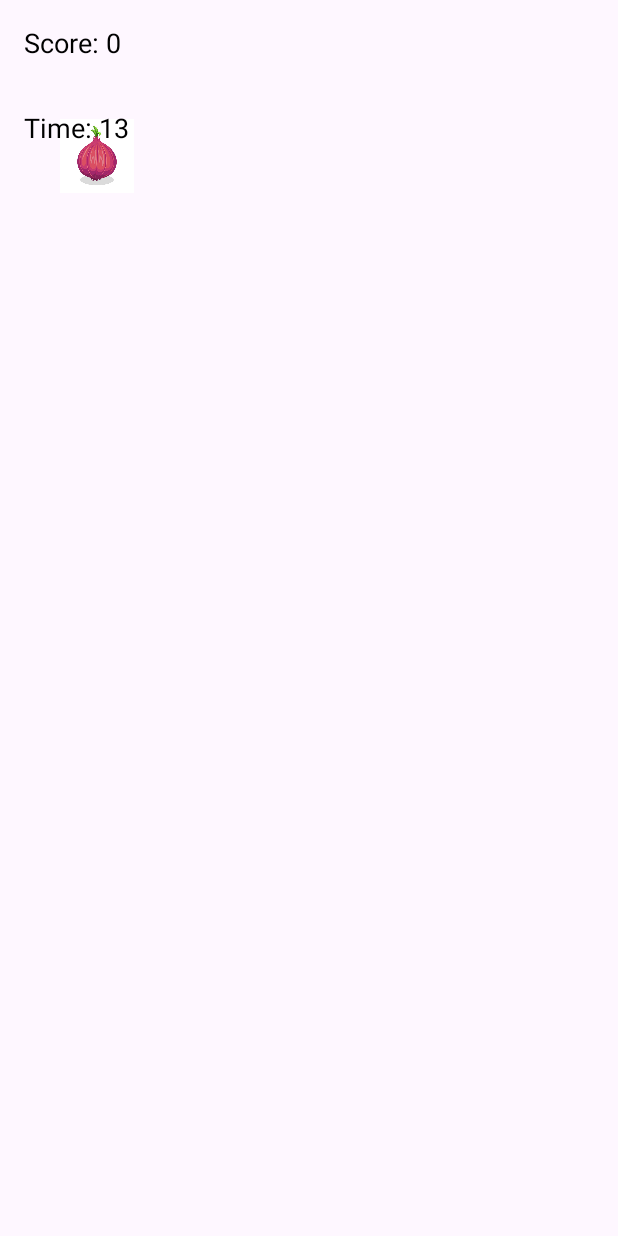
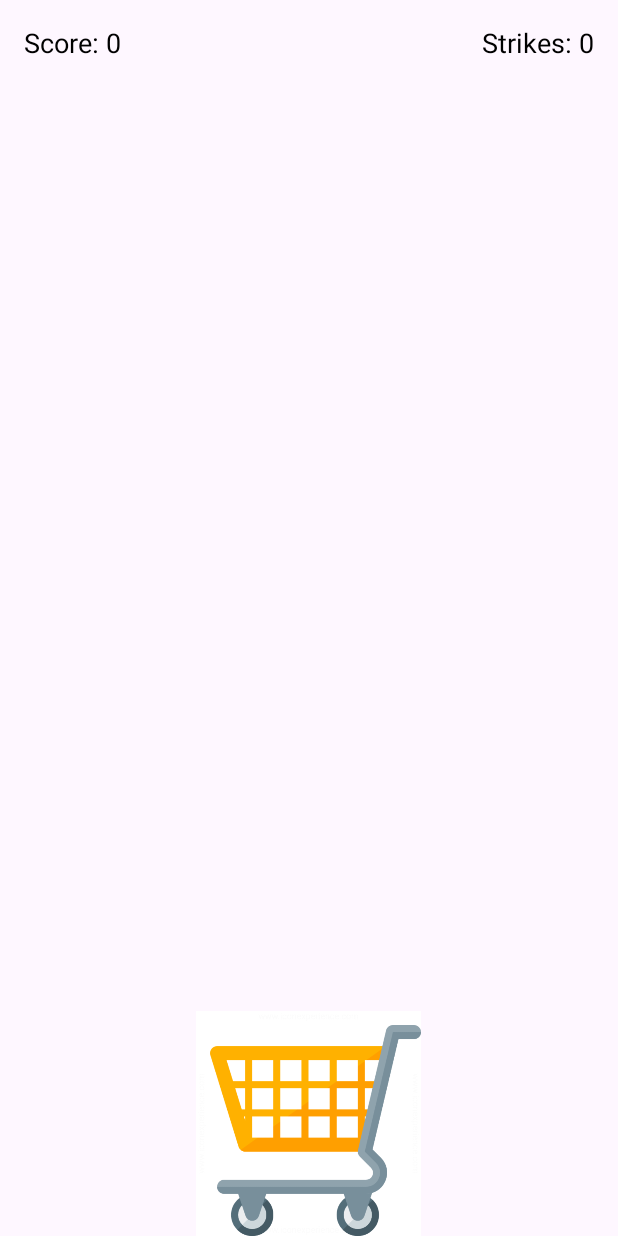
Before and after one commit to sebastian9654/MobileAppProject, an Android app: the GameLevelActivity screen opened directly, with no data from a screen before it, on a phone screen of 412 x 824 dp. Before the commit the screen is almost empty. Run offline under Robolectric (Android 15) with nearby library versions, the phone set to English and light mode, and no system bars.

Commit message:
New changes in level 1

```diff
--- a/app/src/main/java/com/example/project1/GameLevelActivity.java
+++ b/app/src/main/java/com/example/project1/GameLevelActivity.java
@@ -1,153 +1,155 @@
-// GameLevelActivity.java
 package com.example.project1;
 
 import android.os.Bundle;
-import android.os.CountDownTimer;
+import android.os.Handler;
+import android.view.MotionEvent;
 import android.view.View;
 import android.widget.ImageView;
+import android.widget.RelativeLayout;
 import android.widget.TextView;
+import android.widget.Toast;
+
 import androidx.appcompat.app.AppCompatActivity;
+
 import java.util.Random;
 
 public class GameLevelActivity extends AppCompatActivity {
+
+    private RelativeLayout gameLayout;
+    private ImageView basket;
+    private TextView scoreTextView;
+    private TextView strikesTextView;
+    private Handler handler = new Handler();
+    private Runnable runnable;
+
+    private float lastX;
     private int score = 0;
-    private TextView scoreTextView;
-    private ImageView ingredientImageView;
-    private TextView timerTextView;
-    private boolean isGameActive = false; // Added variable to track game state
-    private int[] ingredientImages = {R.drawable.carrot, R.drawable.egg, R.drawable.onion, R.drawable.tomato};
-    private Random random = new Random();
+    private int strikes = 0;
 
     @Override
     protected void onCreate(Bundle savedInstanceState) {
         super.onCreate(savedInstanceState);
-        setContentView(R.layout.activity_game_level);
+        setContentView(R.layout.activity_level_one);
 
-        // Initialize views
+        gameLayout = findViewById(R.id.gameLayout);
+        basket = findViewById(R.id.basket);
         scoreTextView = findViewById(R.id.scoreTextView);
-        ingredientImageView = findViewById(R.id.ingredientImageView);
-        timerTextView = findViewById(R.id.timerTextView);
+        strikesTextView = findViewById(R.id.strikesTextView);
 
-        // Set up a click listener for the ingredient
-        ingredientImageView.setOnClickListener(new View.OnClickListener() {
+        // Start the falling vegetables when the activity starts
+        startFallingVegetables();
+
+        // Add touch listener to the basket for dragging
+        basket.setOnTouchListener(new View.OnTouchListener() {
             @Override
-            public void onClick(View v) {
-                // Ingredient clicked, increase score
-                if (isGameActive) {
-                    score++;
-                    updateScore();
+            public boolean onTouch(View view, MotionEvent event) {
+                float x = event.getRawX();
 
-                    // Randomly reposition and switch the ingredient for the next click
-                    repositionAndSwitchIngredient();
+                switch (event.getAction() & MotionEvent.ACTION_MASK) {
+                    case MotionEvent.ACTION_DOWN:
+                        lastX = x;
+                        break;
+
+                    case MotionEvent.ACTION_MOVE:
+                        float dx = x - lastX;
+                        float newX = view.getX() + dx;
+
+                        // Ensure the basket stays within the screen boundaries
+                        if (newX > 0 && newX + view.getWidth() < gameLayout.getWidth()) {
+                            view.setX(newX);
                         }
+
+                        lastX = x;
+                        break;
                 }
-        });
-
-        // Start the game by showing the first ingredient
-        ingredientImageView.post(new Runnable() {
-            @Override
-            public void run() {
-                startGame();
+                return true;
             }
         });
     }
 
-    // Method to start or restart the game
-    private void startGame() {
-        // Reset game state
-        score = 0;
-        updateScore();
+    private void startFallingVegetables() {
+        handler.postDelayed(runnable = new Runnable() {
+            public void run() {
+                // Create a new ImageView for the falling vegetable
+                ImageView vegetable = new ImageView(getApplicationContext());
+                Random random = new Random();
 
-        // Reset the timer text
-        timerTextView.setText("Time: 15");
+                // Set a random vegetable image
+                int[] vegetables = {R.drawable.egg, R.drawable.carrot, R.drawable.onion, R.drawable.tomato};
+                vegetable.setImageResource(vegetables[random.nextInt(vegetables.length)]);
 
-        // Set isGameActive to true
-        isGameActive = true;
+                // Set the layout parameters for the ImageView
+                RelativeLayout.LayoutParams layoutParams = new RelativeLayout.LayoutParams(150, 150);
+                layoutParams.leftMargin = random.nextInt(gameLayout.getWidth() - 150); // Random x-coordinate
+                layoutParams.topMargin = 0; // Start from the top
+                vegetable.setLayoutParams(layoutParams);
 
-        // Start a new countdown timer
-        new CountDownTimer(15000, 1000) { // 15 seconds countdown
-            public void onTick(long millisUntilFinished) {
-                // Update the timer on each tick
-                timerTextView.setText("Time: " + millisUntilFinished / 1000);
-            }
+                // Add the ImageView to the layout
+                gameLayout.addView(vegetable);
 
-            public void onFinish() {
-                // Game over when the timer finishes
-                endGame();
-            }
-        }.start();
+                // Make the vegetable fall by animating its Y-coordinate
+                vegetable.animate().translationY(gameLayout.getHeight()).setDuration(3000).withEndAction(new Runnable() {
+                    @Override
+                    public void run() {
+                        // Check for collision with the basket
+                        if (isViewOverlapping(vegetable, basket)) {
+                            // Increment the score when there is a collision
+                            score++;
+                            scoreTextView.setText("Score: " + score);
+                        } else {
+                            // Increment strikes when the vegetable falls to the bottom
+                            strikes++;
+                            strikesTextView.setText("Strikes: " + strikes);
 
-        // Show the first ingredient
-        repositionAndSwitchIngredient();
-    }
-
-    // Method to update the score on the screen
-    private void updateScore() {
-        scoreTextView.setText("Score: " + score);
-
-        // Check if the player has reached a certain score to proceed to the next level
-        if (score >= 10) {
-            // For simplicity, let's finish the activity (end the game) when the score reaches 10
-            endGame();
+                            // Check for game over (3 strikes)
+                            if (strikes == 3) {
+                                gameOver();
+                                return; // Stop spawning vegetables when the game is over
                             }
                         }
 
-    // Method to end the game
-    private void endGame() {
-        // Set isGameActive to false
-        isGameActive = false;
+                        // Remove the vegetable from the layout after it falls
+                        gameLayout.removeView(vegetable);
+                    }
+                });
 
-        // You can add additional logic here, such as displaying a game over message
-        // or transitioning to the next level
-
-        // For now, let's finish the activity
-        finish();
+                // Continue spawning vegetables
+                handler.postDelayed(this, 2000);
+            }
+        }, 2000); // Initial delay
     }
 
-    // Method to reposition and switch the ingredient to a random location on the screen
-    private void repositionAndSwitchIngredient() {
-        // Randomly select a new ingredient image
-        int randomIngredientIndex = random.nextInt(ingredientImages.length);
-        int newIngredientImage = ingredientImages[randomIngredientIndex];
-
-        // Set the new ingredient image
-        ingredientImageView.setImageResource(newIngredientImage);
-
-        // Call the existing repositionIngredient() logic to set the new position
-        ingredientImageView.post(new Runnable() {
     @Override
-            public void run() {
-                repositionIngredient();
-            }
-        });
+    protected void onDestroy() {
+        super.onDestroy();
+        handler.removeCallbacks(runnable);
     }
 
-    // Method to reposition the ingredient to a random location on the screen
-    private void repositionIngredient() {
-        int screenWidth = getResources().getDisplayMetrics().widthPixels;
-        int screenHeight = getResources().getDisplayMetrics().heightPixels;
+    // Check if two views overlap
+    private boolean isViewOverlapping(View firstView, View secondView) {
+        int[] firstPosition = new int[2];
+        int[] secondPosition = new int[2];
 
-        // Get the dimensions of the ingredient image
-        int ingredientWidth = ingredientImageView.getWidth();
-        int ingredientHeight = ingredientImageView.getHeight();
+        firstView.getLocationOnScreen(firstPosition);
+        secondView.getLocationOnScreen(secondPosition);
 
-        // Ensure positive bounds
-        int widthBound = Math.max(screenWidth - ingredientWidth, 1);
-        int heightBound = Math.max(screenHeight - ingredientHeight, 1);
+        int firstViewLeft = firstPosition[0];
+        int firstViewRight = firstViewLeft + firstView.getWidth();
+        int firstViewTop = firstPosition[1];
+        int firstViewBottom = firstViewTop + firstView.getHeight();
 
-        // Initialize variables to store the previous position
-        float previousX = ingredientImageView.getX();
-        float previousY = ingredientImageView.getY();
+        int secondViewLeft = secondPosition[0];
+        int secondViewRight = secondViewLeft + secondView.getWidth();
+        int secondViewTop = secondPosition[1];
+        int secondViewBottom = secondViewTop + secondView.getHeight();
 
-        // Set the new position of the ingredient, making sure it's different from the previous one
-        float newX, newY;
-        do {
-            newX = random.nextInt(widthBound);
-            newY = random.nextInt(heightBound);
-        } while (Math.abs(newX - previousX) < ingredientWidth && Math.abs(newY - previousY) < ingredientHeight);
+        return !(firstViewLeft > secondViewRight || firstViewRight < secondViewLeft || firstViewTop > secondViewBottom || firstViewBottom < secondViewTop);
+    }
 
-        // Apply the new position
-        ingredientImageView.setX(newX);
-        ingredientImageView.setY(newY);
+    // Handle game over
+    private void gameOver() {
+        Toast.makeText(this, "Game Over!", Toast.LENGTH_SHORT).show();
+        // Perform any additional actions for game over, e.g., show a dialog, navigate to another activity, etc.
+        finish(); // Close the current activity
     }
 }
--- a/app/src/main/res/layout/activity_game_level.xml
+++ /dev/null
@@ -1,34 +0,0 @@
-<?xml version="1.0" encoding="utf-8"?>
-<RelativeLayout xmlns:android="http://schemas.android.com/apk/res/android"
-    android:layout_width="match_parent"
-    android:layout_height="match_parent">
-
-    <TextView
-        android:id="@+id/scoreTextView"
-        android:layout_width="wrap_content"
-        android:layout_height="wrap_content"
-        android:text="Score: 0"
-        android:layout_margin="16dp"
-        android:textSize="18sp"
-        android:textColor="@android:color/black"/>
-
-    <ImageView
-        android:id="@+id/ingredientImageView"
-        android:layout_width="49dp"
-        android:layout_height="134dp"
-        android:layout_centerInParent="true"
-        android:src="@drawable/carrot" />
-
-
-
-    <TextView
-        android:id="@+id/timerTextView"
-        android:layout_width="wrap_content"
-        android:layout_height="wrap_content"
-        android:layout_below="@id/scoreTextView"
-        android:layout_margin="16dp"
-        android:text="Time: 15"
-        android:textSize="18sp"
-        android:textColor="@android:color/black"/>
-
-</RelativeLayout>
--- /dev/null
+++ b/app/src/main/res/layout/activity_level_one.xml
@@ -0,0 +1,46 @@
+<?xml version="1.0" encoding="utf-8"?>
+<RelativeLayout xmlns:android="http://schemas.android.com/apk/res/android"
+    xmlns:app="http://schemas.android.com/apk/res-auto"
+    xmlns:tools="http://schemas.android.com/tools"
+    android:id="@+id/gameLayout"
+    android:layout_width="match_parent"
+    android:layout_height="match_parent"
+    tools:context=".GameLevelActivity">
+
+    <ImageView
+        android:id="@+id/basket"
+        android:layout_width="150dp"
+        android:layout_height="150dp"
+        android:layout_centerHorizontal="true"
+        android:layout_alignParentBottom="true"
+        android:src="@drawable/basket" />
+
+    <TextView
+        android:id="@+id/scoreTextView"
+        android:layout_width="wrap_content"
+        android:layout_height="wrap_content"
+        android:layout_alignParentStart="true"
+        android:layout_alignParentTop="true"
+        android:layout_marginStart="16dp"
+        android:layout_marginTop="16dp"
+        android:layout_marginEnd="16dp"
+        android:layout_marginBottom="16dp"
+        android:text="Score: 0"
+        android:textColor="@color/black"
+        android:textSize="18sp" />
+
+    <TextView
+        android:id="@+id/strikesTextView"
+        android:layout_width="wrap_content"
+        android:layout_height="wrap_content"
+        android:layout_alignParentTop="true"
+        android:layout_alignParentEnd="true"
+        android:layout_marginStart="16dp"
+        android:layout_marginTop="16dp"
+        android:layout_marginEnd="16dp"
+        android:layout_marginBottom="16dp"
+        android:text="Strikes: 0"
+        android:textColor="@color/black"
+        android:textSize="18sp" />
+
+</RelativeLayout>
```
Also changed, not shown: app/src/main/res/drawable/basket.png (added). Lines whose indentation alone changed are shown as unchanged.
